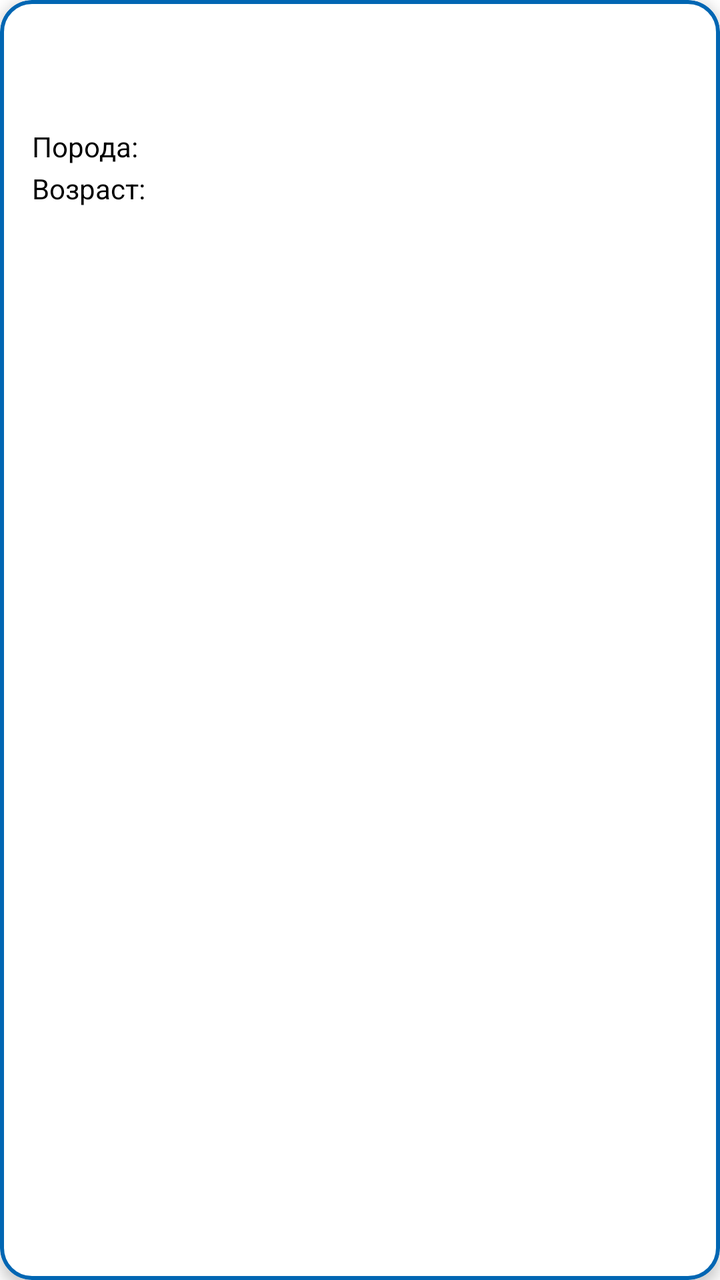
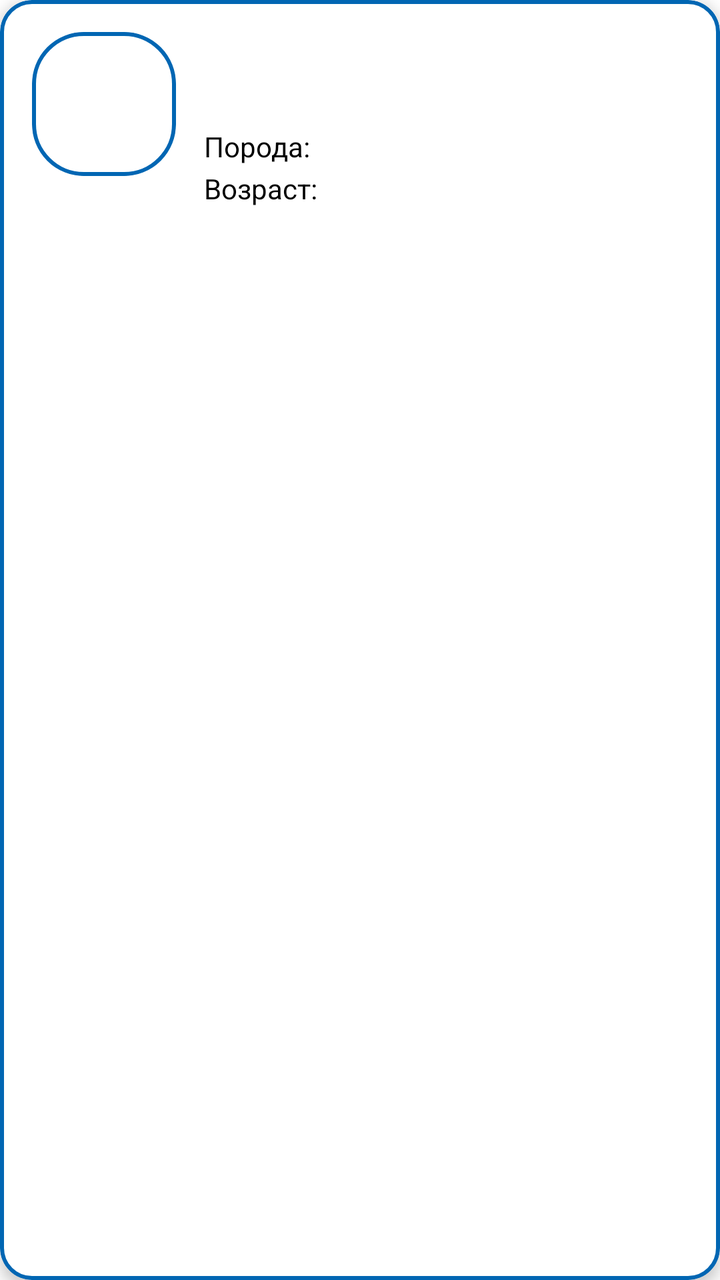

The first picture is an Android layout as it rendered before a commit; the second is the same layout after the commit. The layout source and the unified diff follow.
<!-- AndroidManifest.xml: application theme Theme.VetUslugi -->
<!-- res/layout/item_animal.xml -->
<?xml version="1.0" encoding="utf-8"?>
<com.google.android.material.card.MaterialCardView xmlns:android="http://schemas.android.com/apk/res/android"
    xmlns:app="http://schemas.android.com/apk/res-auto"
    android:layout_width="match_parent"
    android:layout_height="wrap_content"
    android:layout_marginStart="12dp"
    android:layout_marginEnd="12dp"
    android:layout_marginTop="6dp"
    android:layout_marginBottom="6dp"
    app:cardCornerRadius="16dp"
    app:cardElevation="4dp"
    app:strokeColor="@color/blue"
    app:strokeWidth="2dp"
    android:backgroundTint="?android:attr/background">

    <LinearLayout
        android:layout_width="match_parent"
        android:layout_height="wrap_content"
        android:orientation="vertical"
        android:padding="16dp">

        <TextView
            android:id="@+id/tvAnimalNickname"
            android:layout_width="wrap_content"
            android:layout_height="wrap_content"
            android:textColor="?android:attr/colorPrimary"
            android:textSize="17sp"
            android:textStyle="bold" />

        <TextView
            android:id="@+id/tvAnimalSpecies"
            android:layout_width="wrap_content"
            android:layout_height="wrap_content"
            android:layout_marginTop="2dp"
            android:textColor="?android:attr/colorPrimary"
            android:textSize="14sp" />

        <LinearLayout
            android:layout_width="wrap_content"
            android:layout_height="wrap_content"
            android:layout_marginTop="4dp">

            <TextView
                android:layout_width="wrap_content"
                android:layout_height="wrap_content"
                android:text="Порода: "
                android:textColor="?android:attr/colorPrimary"
                android:textSize="14sp" />

            <TextView
                android:id="@+id/tvAnimalBreed"
                android:layout_width="wrap_content"
                android:layout_height="wrap_content"
                android:textColor="?android:attr/colorPrimary"
                android:textSize="14sp" />
        </LinearLayout>

        <LinearLayout
            android:layout_width="wrap_content"
            android:layout_height="wrap_content"
            android:layout_marginTop="2dp">

            <TextView
                android:layout_width="wrap_content"
                android:layout_height="wrap_content"
                android:text="Возраст: "
                android:textColor="?android:attr/colorPrimary"
                android:textSize="14sp" />

            <TextView
                android:id="@+id/tvAnimalAge"
                android:layout_width="wrap_content"
                android:layout_height="wrap_content"
                android:textColor="?android:attr/colorPrimary"
                android:textSize="14sp" />
        </LinearLayout>

        <TextView
            android:id="@+id/tvAnimalDiseases"
            android:layout_width="wrap_content"
            android:layout_height="wrap_content"
            android:layout_marginTop="4dp"
            android:textColor="@color/red"
            android:textSize="13sp"
            android:visibility="gone" />

    </LinearLayout>

</com.google.android.material.card.MaterialCardView>
<!-- resources referenced by this layout -->
<resources>
  <color name="blue">#0066B3</color>
  <color name="red">#EE2F53</color>
  <style name="Theme.VetUslugi" parent="Base.Theme.VetUslugi" />
  <style name="Base.Theme.VetUslugi" parent="Theme.Material3.DayNight.NoActionBar">
  
          <item name="materialButtonStyle">@style/Button</item>
          <item name="android:textViewStyle">@style/TextView</item>
          <item name="editTextStyle">@style/EditText</item>
          <item name="checkboxStyle">@style/BlueCheckBoxStyle</item>
  
          <item name="android:background">@color/white</item>
          <item name="colorPrimary">@color/black</item>
      </style>
  <style name="Button" parent="Widget.Material3.Button">
          <item name="shapeAppearanceOverlay">@style/ShapeAppearance.VetUslugi.Button</item>
          <item name="backgroundTint">@android:color/white</item>
          <item name="strokeColor">@color/blue</item>
          <item name="strokeWidth">2dp</item>
          <item name="android:textColor">@color/blue</item>
          <item name="android:textSize">20sp</item>
      </style>
  <style name="TextView" parent="android:Widget.TextView">
          <item name="android:textSize">20sp</item>
          <item name="android:textColor">@color/black</item>
      </style>
  <style name="EditText" parent="android:Widget.EditText">
          <item name="android:textColorHint">@color/light_blue</item>
          <item name="android:textSize">20sp</item>
          <item name="android:textColor">@color/blue</item>
          <item name="android:background">@drawable/rounded_corners</item>
      </style>
  <style name="BlueCheckBoxStyle" parent="Widget.AppCompat.CompoundButton.CheckBox">
          <item name="android:buttonTint">@color/checkbox_blue_tint</item>
      </style>
  <color name="white">#FFFFFF</color>
  <color name="black">#000000</color>
  <style name="ShapeAppearance.VetUslugi.Button" parent="ShapeAppearance.MaterialComponents.SmallComponent">
          <item name="cornerFamily">rounded</item>
          <item name="cornerSize">8dp</item>
      </style>
  <color name="light_blue">#85ACFF</color>
  <!-- drawable rounded_corners (drawable) -->
  <?xml version="1.0" encoding="utf-8"?>
  <selector xmlns:android="http://schemas.android.com/apk/res/android">
  
      <item android:state_focused="true">
          <shape>
              <solid android:color="?android:attr/background" />
              <stroke android:width="2.5dp" android:color="@color/blue" />
              <corners android:radius="25dp" />
              <padding
                  android:bottom="10dp"
                  android:left="12dp"
                  android:right="12dp"
                  android:top="10dp" />
          </shape>
      </item>
  
      <item>
          <shape>
              <solid android:color="?android:attr/background" />
              <stroke android:width="2dp" android:color="@color/blue" />
              <corners android:radius="25dp" />
              <padding
                  android:bottom="10dp"
                  android:left="12dp"
                  android:right="12dp"
                  android:top="10dp" />
          </shape>
      </item>
  
  </selector>
</resources>

<!-- the commit's change to res/layout/item_animal.xml (unified diff, before → after) -->
@@ -7,82 +7,100 @@
     android:layout_marginEnd="12dp"
     android:layout_marginTop="6dp"
     android:layout_marginBottom="6dp"
+    android:backgroundTint="?android:attr/background"
     app:cardCornerRadius="16dp"
     app:cardElevation="4dp"
     app:strokeColor="@color/blue"
-    app:strokeWidth="2dp"
-    android:backgroundTint="?android:attr/background">
+    app:strokeWidth="2dp">
 
     <LinearLayout
         android:layout_width="match_parent"
         android:layout_height="wrap_content"
-        android:orientation="vertical"
+        android:orientation="horizontal"
         android:padding="16dp">
 
-        <TextView
-            android:id="@+id/tvAnimalNickname"
-            android:layout_width="wrap_content"
-            android:layout_height="wrap_content"
-            android:textColor="?android:attr/colorPrimary"
-            android:textSize="17sp"
-            android:textStyle="bold" />
-
-        <TextView
-            android:id="@+id/tvAnimalSpecies"
-            android:layout_width="wrap_content"
-            android:layout_height="wrap_content"
-            android:layout_marginTop="2dp"
-            android:textColor="?android:attr/colorPrimary"
-            android:textSize="14sp" />
+        <ImageView
+            android:id="@+id/ivAnimalPhoto"
+            android:layout_width="72dp"
+            android:layout_height="72dp"
+            android:layout_marginEnd="14dp"
+            android:scaleType="centerCrop"
+            android:background="@drawable/rounded_corners"
+            android:clipToOutline="true" />
 
         <LinearLayout
-            android:layout_width="wrap_content"
+            android:layout_width="0dp"
             android:layout_height="wrap_content"
-            android:layout_marginTop="4dp">
+            android:layout_gravity="center_vertical"
+            android:layout_weight="1"
+            android:orientation="vertical">
 
             <TextView
+                android:id="@+id/tvAnimalNickname"
                 android:layout_width="wrap_content"
                 android:layout_height="wrap_content"
-                android:text="Порода: "
+                android:textColor="?android:attr/colorPrimary"
+                android:textSize="17sp"
+                android:textStyle="bold" />
+
+            <TextView
+                android:id="@+id/tvAnimalSpecies"
+                android:layout_width="wrap_content"
+                android:layout_height="wrap_content"
+                android:layout_marginTop="2dp"
                 android:textColor="?android:attr/colorPrimary"
                 android:textSize="14sp" />
 
-            <TextView
-                android:id="@+id/tvAnimalBreed"
+            <LinearLayout
                 android:layout_width="wrap_content"
                 android:layout_height="wrap_content"
-                android:textColor="?android:attr/colorPrimary"
-                android:textSize="14sp" />
-        </LinearLayout>
+                android:layout_marginTop="4dp">
 
-        <LinearLayout
-            android:layout_width="wrap_content"
-            android:layout_height="wrap_content"
-            android:layout_marginTop="2dp">
+                <TextView
+                    android:layout_width="wrap_content"
+                    android:layout_height="wrap_content"
+                    android:text="Порода: "
+                    android:textColor="?android:attr/colorPrimary"
+                    android:textSize="14sp" />
+
+                <TextView
+                    android:id="@+id/tvAnimalBreed"
+                    android:layout_width="wrap_content"
+                    android:layout_height="wrap_content"
+                    android:textColor="?android:attr/colorPrimary"
+                    android:textSize="14sp" />
+            </LinearLayout>
+
+            <LinearLayout
+                android:layout_width="wrap_content"
+                android:layout_height="wrap_content"
+                android:layout_marginTop="2dp">
+
+                <TextView
+                    android:layout_width="wrap_content"
+                    android:layout_height="wrap_content"
+                    android:text="Возраст: "
+                    android:textColor="?android:attr/colorPrimary"
+                    android:textSize="14sp" />
+
+                <TextView
+                    android:id="@+id/tvAnimalAge"
+                    android:layout_width="wrap_content"
+                    android:layout_height="wrap_content"
+                    android:textColor="?android:attr/colorPrimary"
+                    android:textSize="14sp" />
+            </LinearLayout>
 
             <TextView
+                android:id="@+id/tvAnimalDiseases"
                 android:layout_width="wrap_content"
                 android:layout_height="wrap_content"
-                android:text="Возраст: "
-                android:textColor="?android:attr/colorPrimary"
-                android:textSize="14sp" />
+                android:layout_marginTop="4dp"
+                android:textColor="@color/red"
+                android:textSize="13sp"
+                android:visibility="gone" />
 
-            <TextView
-                android:id="@+id/tvAnimalAge"
-                android:layout_width="wrap_content"
-                android:layout_height="wrap_content"
-                android:textColor="?android:attr/colorPrimary"
-                android:textSize="14sp" />
         </LinearLayout>
-
-        <TextView
-            android:id="@+id/tvAnimalDiseases"
-            android:layout_width="wrap_content"
-            android:layout_height="wrap_content"
-            android:layout_marginTop="4dp"
-            android:textColor="@color/red"
-            android:textSize="13sp"
-            android:visibility="gone" />
 
     </LinearLayout>
 
